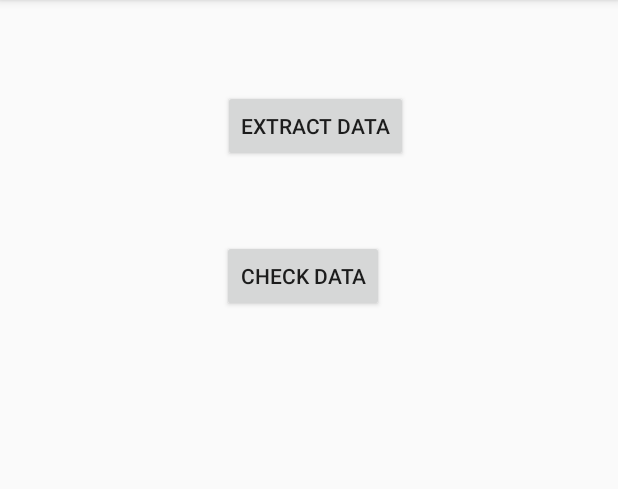
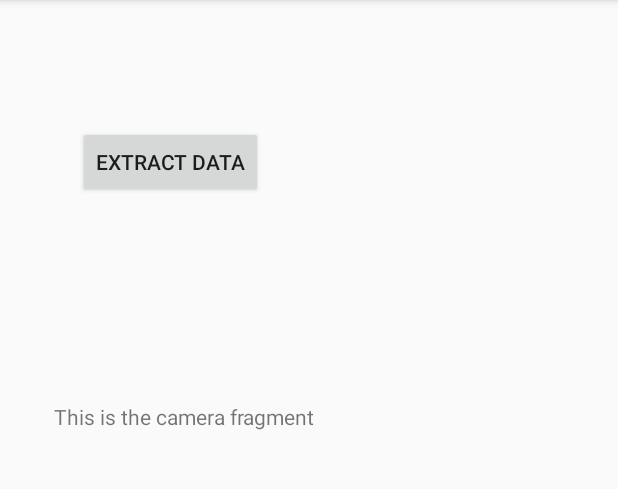
Before and after one commit to LEAP-Systems/LEAP_android_app, an Android app: the screen it shows after launch (MainActivity), on a phone screen of 412 x 824 dp, the part 84-573 px from its top. Run offline under Robolectric (Android 15) with nearby library versions, the phone set to English and light mode, and no system bars; 4 statements that could not run were skipped.

Commit message:
Separated the menu of buttons in separate fragment. Fragments still overlap...

```diff
--- a/app/src/main/java/com/leap_android/CameraFragment.java
+++ b/app/src/main/java/com/leap_android/CameraFragment.java
@@ -20,10 +20,8 @@ public class CameraFragment extends Fragment {
     public View onCreateView(LayoutInflater inflater, ViewGroup container,
                              Bundle savedInstanceState) {
         // Inflate the layout for this fragment
-        return inflater.inflate(R.layout.cam_frag_layout, container, false);
-
-
-
+        View cam_view = inflater.inflate(R.layout.cam_frag_layout, container, false);
+        return cam_view;
     }
 
 
--- a/app/src/main/java/com/leap_android/MainActivity.java
+++ b/app/src/main/java/com/leap_android/MainActivity.java
@@ -32,36 +32,11 @@ public class MainActivity extends AppCompatActivity {
         super.onResume();
         Log.d("lifecycle","onResume invoked");
 
-        addListenerOnExtData();
-        addListenerOnCheckData();
+
     }
 
 
-    public void addListenerOnExtData() {
 
-        final Button ext_data = findViewById(R.id.ext_data_button);
-
-        ext_data.setOnClickListener(new View.OnClickListener() {
-            @Override
-            public void onClick(View view) {
-
-                Toast.makeText(getApplicationContext(),"You have clicked Read Data", Toast.LENGTH_LONG).show();
-            }
-        });
-    }
-
-    public void addListenerOnCheckData() {
-
-        final Button ext_data = findViewById(R.id.check_data_button);
-
-        ext_data.setOnClickListener(new View.OnClickListener() {
-            @Override
-            public void onClick(View view) {
-
-                Toast.makeText(getApplicationContext(),"You have clicked Check Data", Toast.LENGTH_LONG).show();
-            }
-        });
-    }
 
 
     @Override
--- /dev/null
+++ b/app/src/main/java/com/leap_android/MenuFragment.java
@@ -0,0 +1,76 @@
+package com.leap_android;
+
+import android.content.Context;
+import android.os.Bundle;
+import android.util.Log;
+import android.view.LayoutInflater;
+import android.view.View;
+import android.view.ViewGroup;
+import android.widget.Button;
+import android.widget.Toast;
+
+import androidx.fragment.app.Fragment;
+
+public class MenuFragment extends Fragment {
+
+    Context MenuContext;
+    View MenuView;
+
+    @Override
+    public View onCreateView(LayoutInflater inflater, ViewGroup container,
+                             Bundle savedInstanceState) {
+        // Inflate the layout for this fragment
+        View menu_view = inflater.inflate(R.layout.menu_frag_layout, container, false);
+        MenuContext = getContext();
+        MenuView = getView();
+        return menu_view;
+    }
+
+    @Override
+    public void onStart(){
+        super.onStart();
+        Log.d("lifecycle","onStart invoked");
+    }
+
+
+    @Override
+    public void onResume(){
+        super.onResume();
+        Log.d("lifecycle","onResume invoked");
+
+        addListenerOnExtData();
+        addListenerOnCheckData();
+    }
+
+    public void addListenerOnExtData() {
+
+        Button ext_data = MenuView.findViewById(R.id.ext_data_button);
+        //Make android studio happy by letting it know that button view is not null
+        assert ext_data != null;
+
+        ext_data.setOnClickListener(new View.OnClickListener() {
+            @Override
+            public void onClick(View view) {
+
+                Toast.makeText(MenuContext.getApplicationContext(),"You have clicked Read Data", Toast.LENGTH_LONG).show();
+            }
+        });
+    }
+
+    public void addListenerOnCheckData() {
+
+        final Button check_data = MenuView.findViewById(R.id.check_data_button);
+
+        //Make android studio happy by letting it know that button view is not null
+        assert check_data != null;
+
+        check_data.setOnClickListener(new View.OnClickListener() {
+            @Override
+            public void onClick(View view) {
+
+                Toast.makeText(MenuContext.getApplicationContext(),"You have clicked Check Data", Toast.LENGTH_LONG).show();
+            }
+        });
+    }
+
+}
--- a/app/src/main/java/com/leap_android/VideoCapture.java
+++ b/app/src/main/java/com/leap_android/VideoCapture.java
@@ -1,10 +1,5 @@
 package com.leap_android;
-
-
 
 public class VideoCapture {
 
-
-
-
 }
--- a/app/src/main/res/layout/activity_main.xml
+++ b/app/src/main/res/layout/activity_main.xml
@@ -5,30 +5,21 @@
     android:layout_width="match_parent"
     android:layout_height="match_parent">
 
-    <Button
-        android:id="@+id/ext_data_button"
-        android:layout_width="wrap_content"
-        android:layout_height="wrap_content"
-        android:layout_marginTop="60dp"
-        android:layout_marginEnd="140dp"
-        android:layout_marginRight="140dp"
-        android:text="@string/read_data"
-        app:layout_constraintEnd_toEndOf="parent"
-        app:layout_constraintTop_toTopOf="parent" />
 
-    <Button
-        android:id="@+id/check_data_button"
-        android:layout_width="wrap_content"
-        android:layout_height="wrap_content"
-        android:layout_marginTop="160dp"
-        android:layout_marginEnd="156dp"
-        android:layout_marginRight="156dp"
-        android:text="@string/check_data"
+    <fragment
+        android:id="@+id/menu_frag"
+        android:name="com.leap_android.MenuFragment"
+        android:layout_width="344dp"
+        android:layout_height="385dp"
+        android:layout_marginTop="24dp"
+        android:layout_marginEnd="16dp"
+        android:layout_marginRight="16dp"
+        android:layout_weight="2"
         app:layout_constraintEnd_toEndOf="parent"
         app:layout_constraintTop_toTopOf="parent" />
 
     <fragment
-        android:id="@+id/article_fragment"
+        android:id="@+id/camera_frag"
         android:name="com.leap_android.CameraFragment"
         android:layout_width="344dp"
         android:layout_height="385dp"
@@ -36,6 +27,7 @@
         android:layout_marginEnd="32dp"
         android:layout_marginRight="32dp"
         android:layout_weight="2"
+        android:visibility="gone"
         app:layout_constraintEnd_toEndOf="parent"
         app:layout_constraintTop_toTopOf="parent" />
 
--- a/app/src/main/res/layout/cam_frag_layout.xml
+++ b/app/src/main/res/layout/cam_frag_layout.xml
@@ -4,11 +4,18 @@
     android:layout_height="match_parent"
     android:orientation="vertical">
 
+    <TextView
+        android:id="@+id/textView2"
+        android:layout_width="wrap_content"
+        android:layout_height="wrap_content"
+        android:text="This is the camera fragment" />
+
     <FrameLayout
         android:id="@+id/frameLayoutView"
         android:layout_height="match_parent"
-        android:layout_width="match_parent"
-        />
+        android:layout_width="match_parent">
+    </FrameLayout>
+
 
     <Button
         android:id="@+id/button_capture"
--- /dev/null
+++ b/app/src/main/res/layout/menu_frag_layout.xml
@@ -0,0 +1,27 @@
+<?xml version="1.0" encoding="utf-8"?>
+<LinearLayout xmlns:android="http://schemas.android.com/apk/res/android"
+    android:layout_width="match_parent"
+    android:layout_height="match_parent">
+
+    <Button
+        android:id="@+id/ext_data_button"
+        android:layout_width="wrap_content"
+        android:layout_height="wrap_content"
+        android:layout_marginTop="60dp"
+        android:layout_marginEnd="140dp"
+        android:layout_marginRight="140dp"
+        android:text="@string/read_data"
+        />
+
+    <Button
+        android:id="@+id/check_data_button"
+        android:layout_width="wrap_content"
+        android:layout_height="wrap_content"
+        android:layout_marginTop="160dp"
+        android:layout_marginEnd="156dp"
+        android:layout_marginRight="156dp"
+        android:text="@string/check_data"
+         />
+
+
+</LinearLayout>
```
